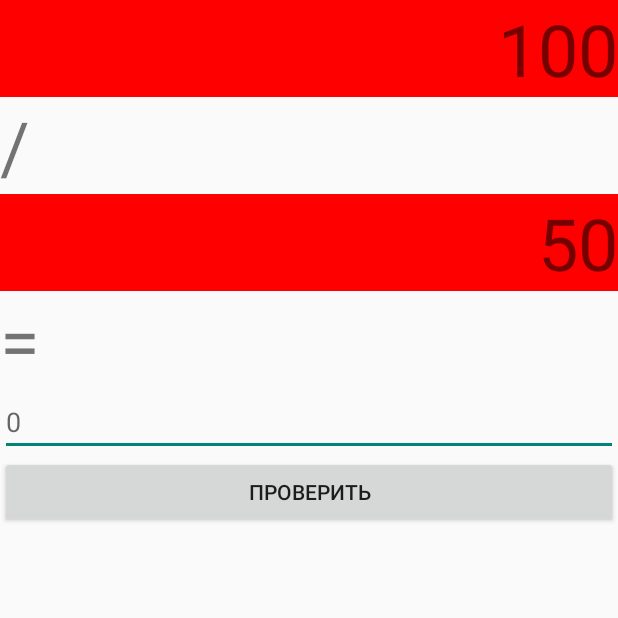
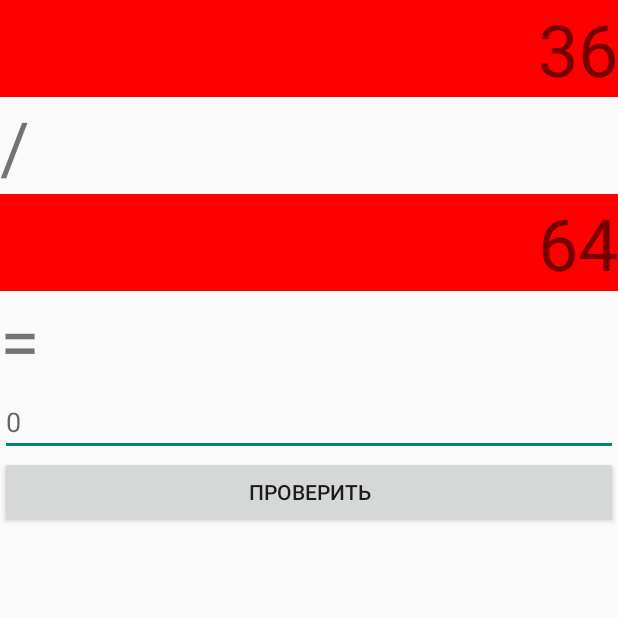
Before and after one commit to cooldman/HappyCalculations, an Android app: the screen it shows after launch (MainActivity), after a tap on "ДЕЛЕНИЕ", on a phone screen of 412 x 824 dp, the top half of it. Run offline under Robolectric (Android 15) with nearby library versions, the phone set to English and light mode, and no system bars.

Commit message:
Рандомайзер значений

```diff
--- a/app/src/main/java/com/onedeveloperstudio/happycalculations/MainActivity.java
+++ b/app/src/main/java/com/onedeveloperstudio/happycalculations/MainActivity.java
@@ -8,6 +8,8 @@ import android.widget.Button;
 import android.widget.EditText;
 import android.widget.TextView;
 import android.widget.Toast;
+
+import java.util.Random;
 
 /**
  * y.zakharov on 22.04.2015.
@@ -20,6 +22,7 @@ public class MainActivity extends Activity {
   private Operations operation;
   private Button checkButton;
   private EditText resultField;
+  private Random random = new Random();
 
   @Override
   protected void onCreate(Bundle savedInstanceState) {
@@ -33,8 +36,8 @@ public class MainActivity extends Activity {
     final Operations operation = (Operations) intent.getSerializableExtra("operation");
     this.operation = operation;
     prepareForOperation(operation);
-    firstNumberField.setText(maxValue.toString());
-    secondNumberField.setText(String.valueOf(maxValue / 2));
+    firstNumberField.setText(getRandomNumber().toString());
+    secondNumberField.setText(getRandomNumber().toString());
     checkButton = (Button) findViewById(R.id.checkButton);
     checkButton.setOnClickListener(new View.OnClickListener() {
                                      @Override
@@ -45,6 +48,7 @@ public class MainActivity extends Activity {
                                          Integer secondNumber = getIntegerValueOfTextField(secondNumberField);
                                          switch (operation) {
                                            case PLUS:
+                                             // Молодец, красавчик, грузим следующий пример
                                                Toast.makeText(getApplicationContext(), String.valueOf(result.equals(firstNumber + secondNumber)), Toast.LENGTH_LONG).show();
                                              break;
                                            case MULTIPLY:
@@ -73,6 +77,11 @@ public class MainActivity extends Activity {
     return Integer.valueOf(String.valueOf(textView.getText()));
   }
 
+
+  private Integer getRandomNumber(){
+    return random.nextInt(maxValue);
+  }
+
   private void prepareForOperation(Operations operation) {
     switch (operation) {
       case PLUS:
```
